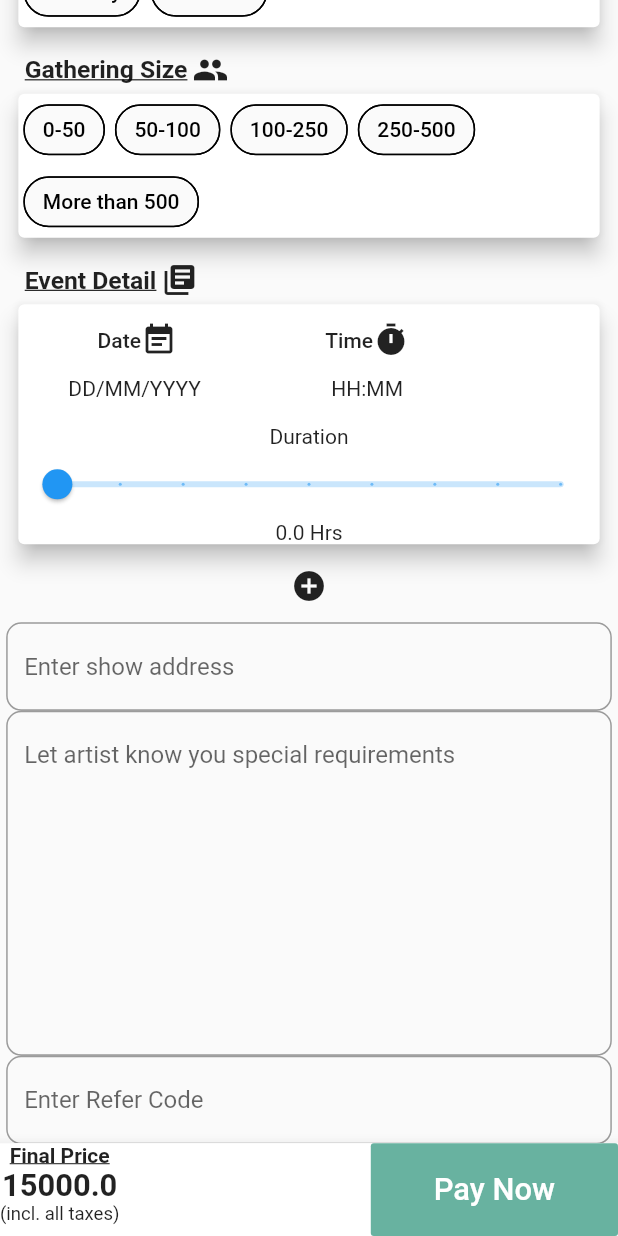
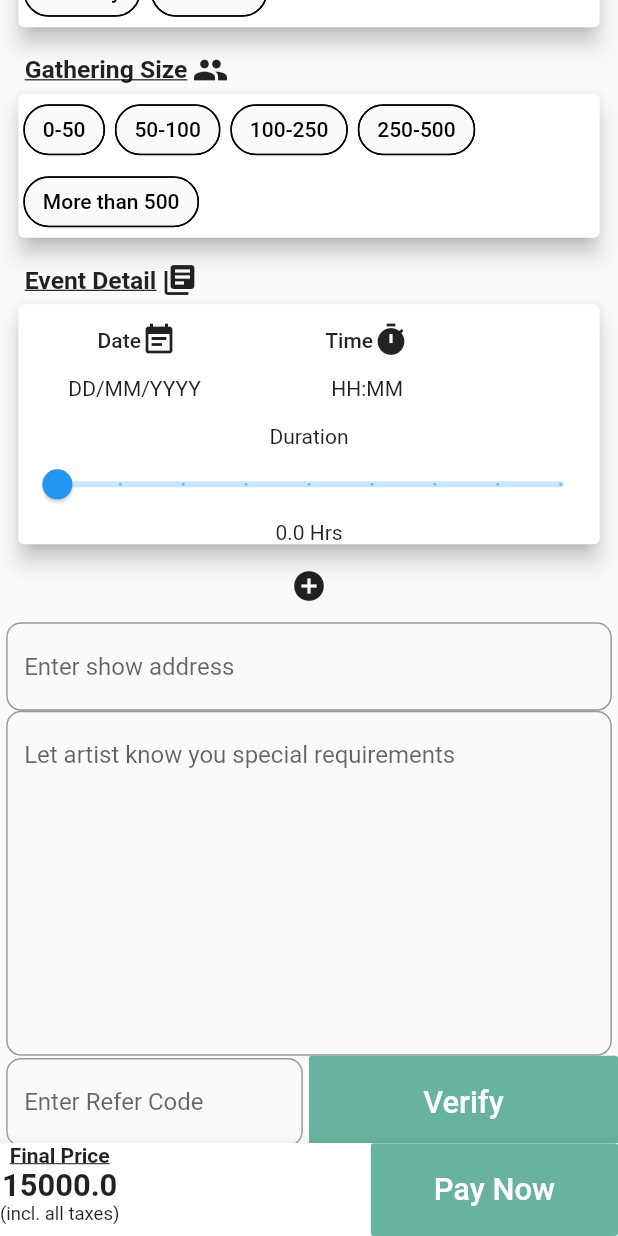
Before and after one commit to ayusharora06/clientside_artist4u, a Flutter app: the BookNowContent screen opened directly with empty values, scrolled down 434 dp, on a phone screen of 412 x 824 dp. Run offline on Flutter 3.47's test engine with Material 2 defaults, Android fonts, the light colour scheme and no system bars; our stand-ins replace carousel_slider, chewie, flutter_custom_clippers, flutter_swiper, image_picker, shared_preferences and 1 more; missing offline and left inert: configurable_expansion_tile, timeline_list; accounts and stored records are empty.

Commit message:
verify button added on book now page

```diff
--- a/artist4u repo/artist4u/lib/const.dart
+++ b/artist4u repo/artist4u/lib/const.dart
@@ -1 +1 @@
-var ip = '192.168.0.100';
+var ip = '192.168.0.101';
--- a/artist4u repo/artist4u/lib/screens/book_now/book_now_content.dart
+++ b/artist4u repo/artist4u/lib/screens/book_now/book_now_content.dart
@@ -30,6 +30,7 @@ class _BookNowContentState extends State<BookNowContent> {
 		{'day':1,'date':null,'time':null,'duration':0.0}
 	];
 	var _selectedGathering;
+ // ignore: unused_field
 	var _currentSliderValue=0.0;
 	List<double> durationvalue=[];
 	var requirements = TextEditingController();
@@ -475,7 +476,10 @@ class _BookNowContentState extends State<BookNowContent> {
 								),
 							),
 
-							Container(
+							Row(
+								children: <Widget>[
+									Expanded(
+										child: Container(
 											margin: EdgeInsets.symmetric(horizontal:MediaQuery.of(context).size.width*0.01),
 											child: TextField(
 												controller:refercode,
@@ -487,6 +491,27 @@ class _BookNowContentState extends State<BookNowContent> {
 													),
 												),
 											),
+										),
+									),
+									Expanded(
+										child: ButtonTheme(
+											height: MediaQuery.of(context).size.height*0.075,
+											minWidth: MediaQuery.of(context).size.width*0.4,
+											child: FlatButton(
+												onPressed: () async{
+												},
+												color: Color.fromRGBO(104, 178, 160, 1),
+												child: Text(
+													'Verify',
+													style:  TextStyle(
+														color: Colors.white,
+														fontSize: MediaQuery.of(context).size.height*0.025,
+													),
+												)
+											),
+										),
+									),
+								],
 							),
 						],
 					),
--- a/artist4u repo/artist4u/lib/screens/login/login_content.dart
+++ b/artist4u repo/artist4u/lib/screens/login/login_content.dart
@@ -1,6 +1,8 @@
+// ignore: unused_import
 import 'package:artist4u/modals/otp.dart';
 import 'package:artist4u/modals/user_modal.dart';
 import 'package:artist4u/services/post_login.dart';
+// ignore: unused_import
 import 'package:artist4u/services/post_otp.dart';
 import 'package:artist4u/services/post_signup.dart';
 import 'package:flutter/cupertino.dart';
--- a/artist4u repo/artist4u/lib/screens/manage_partner/refer.dart
+++ b/artist4u repo/artist4u/lib/screens/manage_partner/refer.dart
@@ -1,5 +1,7 @@
 import 'package:artist4u/modals/generate_refer.dart';
+// ignore: unused_import
 import 'package:artist4u/modals/get_booking_modal.dart';
+// ignore: unused_import
 import 'package:artist4u/services/get_bookings.dart';
 import 'package:artist4u/services/post_generate_refer.dart';
 import 'package:flutter/cupertino.dart';
--- a/artist4u repo/artist4u/lib/services/post_generate_refer.dart
+++ b/artist4u repo/artist4u/lib/services/post_generate_refer.dart
@@ -1,7 +1,9 @@
 import 'dart:convert';
 import 'package:artist4u/modals/generate_refer.dart';
 import 'package:artist4u/modals/get_artist_bio.dart';// ignore: unused_import
+// ignore: unused_import
 import 'package:artist4u/modals/otp.dart';
+// ignore: unused_import
 import 'package:flutter/material.dart';
 import 'package:http/http.dart' as http;
 import 'package:shared_preferences/shared_preferences.dart';
```
Lines whose indentation alone changed are shown as unchanged.
